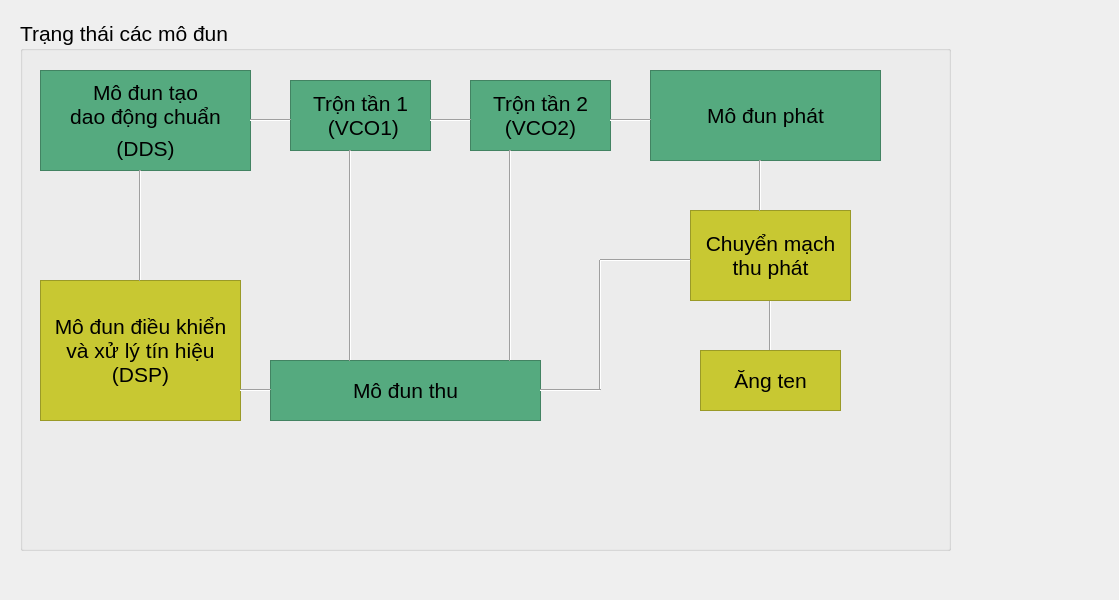
The window that statuswindow.ui (kimphg/Jupiter) describes before a commit, drawn with Qt 5.
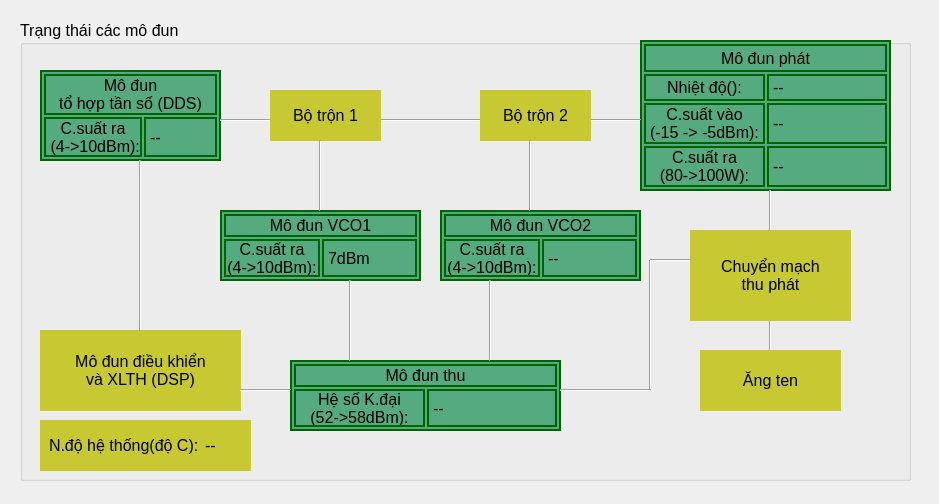
The same window after the commit.

Patch:
```diff
--- a/statuswindow.ui
+++ b/statuswindow.ui
@@ -6,8 +6,8 @@
    <rect>
     <x>0</x>
     <y>0</y>
-    <width>1119</width>
-    <height>600</height>
+    <width>939</width>
+    <height>504</height>
    </rect>
   </property>
   <property name="font">
@@ -24,29 +24,36 @@
      <rect>
       <x>20</x>
       <y>20</y>
-      <width>931</width>
-      <height>531</height>
+      <width>891</width>
+      <height>461</height>
      </rect>
     </property>
+    <property name="font">
+     <font>
+      <pointsize>12</pointsize>
+     </font>
+    </property>
     <property name="title">
      <string>Trạng thái các mô đun</string>
     </property>
     <widget class="QFrame" name="frame_5">
      <property name="geometry">
       <rect>
-       <x>250</x>
+       <x>270</x>
        <y>340</y>
        <width>271</width>
-       <height>61</height>
+       <height>71</height>
       </rect>
      </property>
      <property name="font">
       <font>
-       <pointsize>16</pointsize>
+       <pointsize>12</pointsize>
       </font>
      </property>
      <property name="styleSheet">
-      <string notr="true">background-color: rgb(85, 170, 127);</string>
+      <string notr="true">background-color: rgb(85, 170, 127);
+border: 2px solid darkgreen;
+</string>
      </property>
      <property name="frameShape">
       <enum>QFrame::StyledPanel</enum>
@@ -55,11 +62,54 @@
       <enum>QFrame::Raised</enum>
      </property>
      <layout class="QGridLayout" name="gridLayout_5">
-      <item row="0" column="0">
+      <property name="leftMargin">
+       <number>2</number>
+      </property>
+      <property name="topMargin">
+       <number>2</number>
+      </property>
+      <property name="rightMargin">
+       <number>2</number>
+      </property>
+      <property name="bottomMargin">
+       <number>2</number>
+      </property>
+      <property name="spacing">
+       <number>2</number>
+      </property>
+      <item row="1" column="1">
+       <widget class="QLabel" name="label_res_receiver">
+        <property name="font">
+         <font>
+          <pointsize>12</pointsize>
+         </font>
+        </property>
+        <property name="text">
+         <string>--</string>
+        </property>
+       </widget>
+      </item>
+      <item row="1" column="0">
+       <widget class="QLabel" name="label_123">
+        <property name="font">
+         <font>
+          <pointsize>12</pointsize>
+         </font>
+        </property>
+        <property name="text">
+         <string>Hệ số K.đại
+(52-&gt;58dBm):</string>
+        </property>
+        <property name="alignment">
+         <set>Qt::AlignCenter</set>
+        </property>
+       </widget>
+      </item>
+      <item row="0" column="0" colspan="2">
        <widget class="QLabel" name="label_5">
         <property name="font">
          <font>
-          <pointsize>16</pointsize>
+          <pointsize>12</pointsize>
          </font>
         </property>
         <property name="text">
@@ -77,17 +127,19 @@
       <rect>
        <x>20</x>
        <y>50</y>
-       <width>211</width>
-       <height>101</height>
+       <width>181</width>
+       <height>91</height>
       </rect>
      </property>
      <property name="font">
       <font>
-       <pointsize>16</pointsize>
+       <pointsize>12</pointsize>
       </font>
      </property>
      <property name="styleSheet">
-      <string notr="true">background-color: rgb(85, 170, 127);</string>
+      <string notr="true">background-color: rgb(85, 170, 127);
+border: 2px solid darkgreen;
+</string>
      </property>
      <property name="frameShape">
       <enum>QFrame::StyledPanel</enum>
@@ -96,34 +148,62 @@
       <enum>QFrame::Raised</enum>
      </property>
      <layout class="QGridLayout" name="gridLayout">
-      <item row="0" column="0">
+      <property name="leftMargin">
+       <number>2</number>
+      </property>
+      <property name="topMargin">
+       <number>2</number>
+      </property>
+      <property name="rightMargin">
+       <number>2</number>
+      </property>
+      <property name="bottomMargin">
+       <number>2</number>
+      </property>
+      <property name="spacing">
+       <number>2</number>
+      </property>
+      <item row="1" column="0">
+       <widget class="QLabel" name="label_128">
+        <property name="font">
+         <font>
+          <pointsize>12</pointsize>
+         </font>
+        </property>
+        <property name="text">
+         <string>C.suất ra
+ (4-&gt;10dBm):</string>
+        </property>
+        <property name="alignment">
+         <set>Qt::AlignCenter</set>
+        </property>
+       </widget>
+      </item>
+      <item row="0" column="0" colspan="2">
        <widget class="QLabel" name="label">
         <property name="font">
          <font>
-          <pointsize>16</pointsize>
+          <pointsize>12</pointsize>
          </font>
         </property>
         <property name="text">
-         <string>Mô đun tạo
-dao động chuẩn</string>
+         <string>Mô đun 
+tổ hợp tần số (DDS)</string>
         </property>
         <property name="alignment">
          <set>Qt::AlignCenter</set>
         </property>
        </widget>
       </item>
-      <item row="1" column="0">
-       <widget class="QLabel" name="label_7">
+      <item row="1" column="1">
+       <widget class="QLabel" name="label_res_dds_out">
         <property name="font">
          <font>
-          <pointsize>16</pointsize>
+          <pointsize>12</pointsize>
          </font>
         </property>
         <property name="text">
-         <string>(DDS)</string>
-        </property>
-        <property name="alignment">
-         <set>Qt::AlignCenter</set>
+         <string>--</string>
         </property>
        </widget>
       </item>
@@ -132,19 +212,21 @@
     <widget class="QFrame" name="frame_4">
      <property name="geometry">
       <rect>
-       <x>450</x>
-       <y>60</y>
-       <width>141</width>
+       <x>420</x>
+       <y>190</y>
+       <width>201</width>
        <height>71</height>
       </rect>
      </property>
      <property name="font">
       <font>
-       <pointsize>16</pointsize>
+       <pointsize>12</pointsize>
       </font>
      </property>
      <property name="styleSheet">
-      <string notr="true">background-color: rgb(85, 170, 127);</string>
+      <string notr="true">background-color: rgb(85, 170, 127);
+border: 2px solid darkgreen;
+</string>
      </property>
      <property name="frameShape">
       <enum>QFrame::StyledPanel</enum>
@@ -153,40 +235,84 @@
       <enum>QFrame::Raised</enum>
      </property>
      <layout class="QGridLayout" name="gridLayout_4">
-      <item row="0" column="0">
+      <property name="leftMargin">
+       <number>2</number>
+      </property>
+      <property name="topMargin">
+       <number>2</number>
+      </property>
+      <property name="rightMargin">
+       <number>2</number>
+      </property>
+      <property name="bottomMargin">
+       <number>2</number>
+      </property>
+      <property name="spacing">
+       <number>2</number>
+      </property>
+      <item row="0" column="0" colspan="2">
        <widget class="QLabel" name="label_4">
         <property name="font">
          <font>
-          <pointsize>16</pointsize>
+          <pointsize>12</pointsize>
          </font>
         </property>
         <property name="text">
-         <string>Trộn tần 2
-(VCO2)</string>
+         <string>Mô đun VCO2</string>
         </property>
         <property name="alignment">
          <set>Qt::AlignCenter</set>
         </property>
        </widget>
       </item>
+      <item row="1" column="0">
+       <widget class="QLabel" name="label_127">
+        <property name="font">
+         <font>
+          <pointsize>12</pointsize>
+         </font>
+        </property>
+        <property name="text">
+         <string>C.suất ra
+(4-&gt;10dBm):</string>
+        </property>
+        <property name="alignment">
+         <set>Qt::AlignCenter</set>
+        </property>
+       </widget>
+      </item>
+      <item row="1" column="1">
+       <widget class="QLabel" name="label_vco2_output">
+        <property name="font">
+         <font>
+          <pointsize>12</pointsize>
+         </font>
+        </property>
+        <property name="text">
+         <string>--</string>
+        </property>
+       </widget>
+      </item>
      </layout>
     </widget>
     <widget class="QFrame" name="frame_3">
      <property name="geometry">
       <rect>
-       <x>270</x>
-       <y>60</y>
-       <width>141</width>
+       <x>200</x>
+       <y>190</y>
+       <width>201</width>
        <height>71</height>
       </rect>
      </property>
      <property name="font">
       <font>
-       <pointsize>16</pointsize>
+       <pointsize>12</pointsize>
       </font>
      </property>
      <property name="styleSheet">
-      <string notr="true">background-color: rgb(85, 170, 127);</string>
+      <string notr="true">background-color: rgb(85, 170, 127);
+border: 2px solid darkgreen;
+</string>
      </property>
      <property name="frameShape">
       <enum>QFrame::StyledPanel</enum>
@@ -195,35 +321,84 @@
       <enum>QFrame::Raised</enum>
      </property>
      <layout class="QGridLayout" name="gridLayout_3">
-      <item row="0" column="0">
+      <property name="leftMargin">
+       <number>2</number>
+      </property>
+      <property name="topMargin">
+       <number>2</number>
+      </property>
+      <property name="rightMargin">
+       <number>2</number>
+      </property>
+      <property name="bottomMargin">
+       <number>2</number>
+      </property>
+      <property name="spacing">
+       <number>2</number>
+      </property>
+      <item row="0" column="0" colspan="2">
        <widget class="QLabel" name="label_3">
         <property name="font">
          <font>
-          <pointsize>16</pointsize>
+          <pointsize>12</pointsize>
          </font>
         </property>
         <property name="text">
-         <string>Trộn tần 1
- (VCO1)</string>
+         <string>Mô đun VCO1</string>
         </property>
         <property name="alignment">
          <set>Qt::AlignCenter</set>
         </property>
        </widget>
       </item>
+      <item row="1" column="0">
+       <widget class="QLabel" name="label_129">
+        <property name="font">
+         <font>
+          <pointsize>12</pointsize>
+         </font>
+        </property>
+        <property name="text">
+         <string>C.suất ra
+(4-&gt;10dBm):</string>
+        </property>
+        <property name="alignment">
+         <set>Qt::AlignCenter</set>
+        </property>
+       </widget>
+      </item>
+      <item row="1" column="1">
+       <widget class="QLabel" name="label_vco2_output_2">
+        <property name="font">
+         <font>
+          <pointsize>12</pointsize>
+         </font>
+        </property>
+        <property name="text">
+         <string>7dBm</string>
+        </property>
+       </widget>
+      </item>
      </layout>
     </widget>
     <widget class="QFrame" name="frame_2">
      <property name="geometry">
       <rect>
        <x>20</x>
-       <y>260</y>
+       <y>310</y>
        <width>201</width>
-       <height>141</height>
+       <height>81</height>
       </rect>
      </property>
+     <property name="font">
+      <font>
+       <pointsize>12</pointsize>
+      </font>
+     </property>
      <property name="styleSheet">
-      <string notr="true">background-color: rgb(200, 200, 50);</string>
+      <string notr="true">background-color: rgb(200, 200, 50);
+border: 2px;
+border-color: rgb(100,100,10);</string>
      </property>
      <property name="frameShape">
       <enum>QFrame::StyledPanel</enum>
@@ -232,17 +407,16 @@
       <enum>QFrame::Raised</enum>
      </property>
      <layout class="QGridLayout" name="gridLayout_2">
-      <item row="0" column="0">
+      <item row="0" column="0" colspan="2">
        <widget class="QLabel" name="label_2">
         <property name="font">
          <font>
-          <pointsize>16</pointsize>
+          <pointsize>12</pointsize>
          </font>
         </property>
         <property name="text">
          <string>Mô đun điều khiển
-và xử lý tín hiệu
-(DSP)</string>
+và XLTH (DSP)</string>
         </property>
         <property name="alignment">
          <set>Qt::AlignCenter</set>
@@ -254,19 +428,21 @@
     <widget class="QFrame" name="frame_6">
      <property name="geometry">
       <rect>
-       <x>630</x>
-       <y>50</y>
-       <width>231</width>
-       <height>91</height>
+       <x>620</x>
+       <y>20</y>
+       <width>251</width>
+       <height>151</height>
       </rect>
      </property>
      <property name="font">
       <font>
-       <pointsize>16</pointsize>
+       <pointsize>12</pointsize>
       </font>
      </property>
      <property name="styleSheet">
-      <string notr="true">background-color: rgb(85, 170, 127);</string>
+      <string notr="true">background-color: rgb(85, 170, 127);
+border: 2px solid darkgreen;
+</string>
      </property>
      <property name="frameShape">
       <enum>QFrame::StyledPanel</enum>
@@ -275,11 +451,54 @@
       <enum>QFrame::Raised</enum>
      </property>
      <layout class="QGridLayout" name="gridLayout_6">
-      <item row="0" column="0">
+      <property name="leftMargin">
+       <number>2</number>
+      </property>
+      <property name="topMargin">
+       <number>2</number>
+      </property>
+      <property name="rightMargin">
+       <number>2</number>
+      </property>
+      <property name="bottomMargin">
+       <number>2</number>
+      </property>
+      <property name="spacing">
+       <number>2</number>
+      </property>
+      <item row="2" column="0">
+       <widget class="QLabel" name="label_125">
+        <property name="font">
+         <font>
+          <pointsize>12</pointsize>
+         </font>
+        </property>
+        <property name="text">
+         <string>C.suất vào
+(-15 -&gt; -5dBm):</string>
+        </property>
+        <property name="alignment">
+         <set>Qt::AlignCenter</set>
+        </property>
+       </widget>
+      </item>
+      <item row="1" column="1">
+       <widget class="QLabel" name="label_res_trans_temp">
+        <property name="font">
+         <font>
+          <pointsize>12</pointsize>
+         </font>
+        </property>
+        <property name="text">
+         <string>--</string>
+        </property>
+       </widget>
+      </item>
+      <item row="0" column="0" colspan="2">
        <widget class="QLabel" name="label_6">
         <property name="font">
          <font>
-          <pointsize>16</pointsize>
+          <pointsize>12</pointsize>
          </font>
         </property>
         <property name="text">
@@ -290,17 +509,77 @@
         </property>
        </widget>
       </item>
+      <item row="3" column="1">
+       <widget class="QLabel" name="label_trans_output">
+        <property name="font">
+         <font>
+          <pointsize>12</pointsize>
+         </font>
+        </property>
+        <property name="text">
+         <string>--</string>
+        </property>
+       </widget>
+      </item>
+      <item row="3" column="0">
+       <widget class="QLabel" name="label_126">
+        <property name="font">
+         <font>
+          <pointsize>12</pointsize>
+         </font>
+        </property>
+        <property name="text">
+         <string>C.suất ra
+(80-&gt;100W):</string>
+        </property>
+        <property name="alignment">
+         <set>Qt::AlignCenter</set>
+        </property>
+       </widget>
+      </item>
+      <item row="2" column="1">
+       <widget class="QLabel" name="label_trans_input">
+        <property name="font">
+         <font>
+          <pointsize>12</pointsize>
+         </font>
+        </property>
+        <property name="text">
+         <string>--</string>
+        </property>
+       </widget>
+      </item>
+      <item row="1" column="0">
+       <widget class="QLabel" name="label_124">
+        <property name="font">
+         <font>
+          <pointsize>12</pointsize>
+         </font>
+        </property>
+        <property name="text">
+         <string>Nhiệt độ():</string>
+        </property>
+        <property name="alignment">
+         <set>Qt::AlignCenter</set>
+        </property>
+       </widget>
+      </item>
      </layout>
     </widget>
     <widget class="Line" name="line">
      <property name="geometry">
       <rect>
-       <x>230</x>
+       <x>200</x>
        <y>90</y>
-       <width>41</width>
+       <width>51</width>
        <height>20</height>
       </rect>
      </property>
+     <property name="font">
+      <font>
+       <pointsize>12</pointsize>
+      </font>
+     </property>
      <property name="orientation">
       <enum>Qt::Horizontal</enum>
      </property>
@@ -308,12 +587,17 @@
     <widget class="Line" name="line_2">
      <property name="geometry">
       <rect>
-       <x>480</x>
-       <y>130</y>
+       <x>460</x>
+       <y>260</y>
        <width>20</width>
-       <height>211</height>
+       <height>81</height>
       </rect>
      </property>
+     <property name="font">
+      <font>
+       <pointsize>12</pointsize>
+      </font>
+     </property>
      <property name="orientation">
       <enum>Qt::Vertical</enum>
      </property>
@@ -322,11 +606,16 @@
      <property name="geometry">
       <rect>
        <x>320</x>
-       <y>130</y>
+       <y>260</y>
        <width>20</width>
-       <height>211</height>
+       <height>81</height>
       </rect>
      </property>
+     <property name="font">
+      <font>
+       <pointsize>12</pointsize>
+      </font>
+     </property>
      <property name="orientation">
       <enum>Qt::Vertical</enum>
      </property>
@@ -334,12 +623,17 @@
     <widget class="Line" name="line_4">
      <property name="geometry">
       <rect>
-       <x>570</x>
+       <x>620</x>
        <y>240</y>
        <width>20</width>
        <height>131</height>
       </rect>
      </property>
+     <property name="font">
+      <font>
+       <pointsize>12</pointsize>
+      </font>
+     </property>
      <property name="orientation">
       <enum>Qt::Vertical</enum>
      </property>
@@ -353,6 +647,11 @@
        <height>51</height>
       </rect>
      </property>
+     <property name="font">
+      <font>
+       <pointsize>12</pointsize>
+      </font>
+     </property>
      <property name="orientation">
       <enum>Qt::Vertical</enum>
      </property>
@@ -361,18 +660,20 @@
      <property name="geometry">
       <rect>
        <x>670</x>
-       <y>190</y>
+       <y>210</y>
        <width>161</width>
        <height>91</height>
       </rect>
      </property>
      <property name="font">
       <font>
-       <pointsize>16</pointsize>
+       <pointsize>12</pointsize>
       </font>
      </property>
      <property name="styleSheet">
-      <string notr="true">background-color: rgb(200, 200, 50);</string>
+      <string notr="true">background-color: rgb(200, 200, 50);
+border: 2px;
+border-color: rgb(100,100,10);</string>
      </property>
      <property name="frameShape">
       <enum>QFrame::StyledPanel</enum>
@@ -385,7 +686,7 @@
        <widget class="QLabel" name="label_8">
         <property name="font">
          <font>
-          <pointsize>16</pointsize>
+          <pointsize>12</pointsize>
          </font>
         </property>
         <property name="text">
@@ -410,11 +711,13 @@
      </property>
      <property name="font">
       <font>
-       <pointsize>16</pointsize>
+       <pointsize>12</pointsize>
       </font>
      </property>
      <property name="styleSheet">
-      <string notr="true">background-color: rgb(200, 200, 50);</string>
+      <string notr="true">background-color: rgb(200, 200, 50);
+border: 2px;
+border-color: rgb(100,100,10);</string>
      </property>
      <property name="frameShape">
       <enum>QFrame::StyledPanel</enum>
@@ -427,7 +730,7 @@
        <widget class="QLabel" name="label_9">
         <property name="font">
          <font>
-          <pointsize>16</pointsize>
+          <pointsize>12</pointsize>
          </font>
         </property>
         <property name="text">
@@ -443,12 +746,17 @@
     <widget class="Line" name="line_6">
      <property name="geometry">
       <rect>
-       <x>410</x>
+       <x>360</x>
        <y>90</y>
-       <width>41</width>
+       <width>101</width>
        <height>20</height>
       </rect>
      </property>
+     <property name="font">
+      <font>
+       <pointsize>12</pointsize>
+      </font>
+     </property>
      <property name="orientation">
       <enum>Qt::Horizontal</enum>
      </property>
@@ -456,12 +764,17 @@
     <widget class="Line" name="line_7">
      <property name="geometry">
       <rect>
-       <x>590</x>
+       <x>570</x>
        <y>90</y>
-       <width>41</width>
+       <width>51</width>
        <height>20</height>
       </rect>
      </property>
+     <property name="font">
+      <font>
+       <pointsize>12</pointsize>
+      </font>
+     </property>
      <property name="orientation">
       <enum>Qt::Horizontal</enum>
      </property>
@@ -469,12 +782,17 @@
     <widget class="Line" name="line_8">
      <property name="geometry">
       <rect>
-       <x>730</x>
-       <y>140</y>
+       <x>740</x>
+       <y>170</y>
        <width>20</width>
-       <height>51</height>
+       <height>41</height>
       </rect>
      </property>
+     <property name="font">
+      <font>
+       <pointsize>12</pointsize>
+      </font>
+     </property>
      <property name="orientation">
       <enum>Qt::Vertical</enum>
      </property>
@@ -482,12 +800,17 @@
     <widget class="Line" name="line_9">
      <property name="geometry">
       <rect>
-       <x>520</x>
+       <x>540</x>
        <y>360</y>
-       <width>61</width>
+       <width>91</width>
        <height>20</height>
       </rect>
      </property>
+     <property name="font">
+      <font>
+       <pointsize>12</pointsize>
+      </font>
+     </property>
      <property name="orientation">
       <enum>Qt::Horizontal</enum>
      </property>
@@ -495,12 +818,17 @@
     <widget class="Line" name="line_10">
      <property name="geometry">
       <rect>
-       <x>580</x>
+       <x>630</x>
        <y>230</y>
-       <width>91</width>
+       <width>41</width>
        <height>20</height>
       </rect>
      </property>
+     <property name="font">
+      <font>
+       <pointsize>12</pointsize>
+      </font>
+     </property>
      <property name="orientation">
       <enum>Qt::Horizontal</enum>
      </property>
@@ -509,11 +837,16 @@
      <property name="geometry">
       <rect>
        <x>110</x>
-       <y>150</y>
+       <y>140</y>
        <width>20</width>
-       <height>111</height>
+       <height>171</height>
       </rect>
      </property>
+     <property name="font">
+      <font>
+       <pointsize>12</pointsize>
+      </font>
+     </property>
      <property name="orientation">
       <enum>Qt::Vertical</enum>
      </property>
@@ -523,14 +856,193 @@
       <rect>
        <x>220</x>
        <y>360</y>
-       <width>31</width>
+       <width>51</width>
        <height>20</height>
       </rect>
      </property>
+     <property name="font">
+      <font>
+       <pointsize>12</pointsize>
+      </font>
+     </property>
      <property name="orientation">
       <enum>Qt::Horizontal</enum>
      </property>
     </widget>
+    <widget class="QFrame" name="frame_9">
+     <property name="geometry">
+      <rect>
+       <x>250</x>
+       <y>70</y>
+       <width>111</width>
+       <height>51</height>
+      </rect>
+     </property>
+     <property name="font">
+      <font>
+       <pointsize>12</pointsize>
+      </font>
+     </property>
+     <property name="styleSheet">
+      <string notr="true">background-color: rgb(200, 200, 50);
+border: 2px;
+border-color: rgb(100,100,10);</string>
+     </property>
+     <property name="frameShape">
+      <enum>QFrame::StyledPanel</enum>
+     </property>
+     <property name="frameShadow">
+      <enum>QFrame::Raised</enum>
+     </property>
+     <layout class="QGridLayout" name="gridLayout_9">
+      <item row="0" column="0">
+       <widget class="QLabel" name="label_10">
+        <property name="font">
+         <font>
+          <pointsize>12</pointsize>
+         </font>
+        </property>
+        <property name="text">
+         <string>Bộ trộn 1</string>
+        </property>
+        <property name="alignment">
+         <set>Qt::AlignCenter</set>
+        </property>
+       </widget>
+      </item>
+     </layout>
+    </widget>
+    <widget class="QFrame" name="frame_10">
+     <property name="geometry">
+      <rect>
+       <x>460</x>
+       <y>70</y>
+       <width>111</width>
+       <height>51</height>
+      </rect>
+     </property>
+     <property name="font">
+      <font>
+       <pointsize>12</pointsize>
+      </font>
+     </property>
+     <property name="styleSheet">
+      <string notr="true">background-color: rgb(200, 200, 50);
+border: 2px;
+border-color: rgb(100,100,10);</string>
+     </property>
+     <property name="frameShape">
+      <enum>QFrame::StyledPanel</enum>
+     </property>
+     <property name="frameShadow">
+      <enum>QFrame::Raised</enum>
+     </property>
+     <layout class="QGridLayout" name="gridLayout_10">
+      <item row="0" column="0">
+       <widget class="QLabel" name="label_11">
+        <property name="font">
+         <font>
+          <pointsize>12</pointsize>
+         </font>
+        </property>
+        <property name="text">
+         <string>Bộ trộn 2</string>
+        </property>
+        <property name="alignment">
+         <set>Qt::AlignCenter</set>
+        </property>
+       </widget>
+      </item>
+     </layout>
+    </widget>
+    <widget class="Line" name="line_13">
+     <property name="geometry">
+      <rect>
+       <x>290</x>
+       <y>120</y>
+       <width>20</width>
+       <height>71</height>
+      </rect>
+     </property>
+     <property name="font">
+      <font>
+       <pointsize>12</pointsize>
+      </font>
+     </property>
+     <property name="orientation">
+      <enum>Qt::Vertical</enum>
+     </property>
+    </widget>
+    <widget class="Line" name="line_14">
+     <property name="geometry">
+      <rect>
+       <x>500</x>
+       <y>120</y>
+       <width>20</width>
+       <height>71</height>
+      </rect>
+     </property>
+     <property name="font">
+      <font>
+       <pointsize>12</pointsize>
+      </font>
+     </property>
+     <property name="orientation">
+      <enum>Qt::Vertical</enum>
+     </property>
+    </widget>
+    <widget class="QFrame" name="frame_11">
+     <property name="geometry">
+      <rect>
+       <x>20</x>
+       <y>400</y>
+       <width>211</width>
+       <height>51</height>
+      </rect>
+     </property>
+     <property name="font">
+      <font>
+       <pointsize>12</pointsize>
+      </font>
+     </property>
+     <property name="styleSheet">
+      <string notr="true">background-color: rgb(200, 200, 50);
+border: 2px;
+border-color: rgb(100,100,10);</string>
+     </property>
+     <property name="frameShape">
+      <enum>QFrame::StyledPanel</enum>
+     </property>
+     <property name="frameShadow">
+      <enum>QFrame::Raised</enum>
+     </property>
+     <layout class="QGridLayout" name="gridLayout_11">
+      <item row="0" column="1">
+       <widget class="QLabel" name="label_res_main_temp">
+        <property name="font">
+         <font>
+          <pointsize>12</pointsize>
+         </font>
+        </property>
+        <property name="text">
+         <string>--</string>
+        </property>
+       </widget>
+      </item>
+      <item row="0" column="0">
+       <widget class="QLabel" name="label_1256">
+        <property name="font">
+         <font>
+          <pointsize>12</pointsize>
+         </font>
+        </property>
+        <property name="text">
+         <string>N.độ hệ thống(độ C):</string>
+        </property>
+       </widget>
+      </item>
+     </layout>
+    </widget>
    </widget>
   </widget>
  </widget>
```
